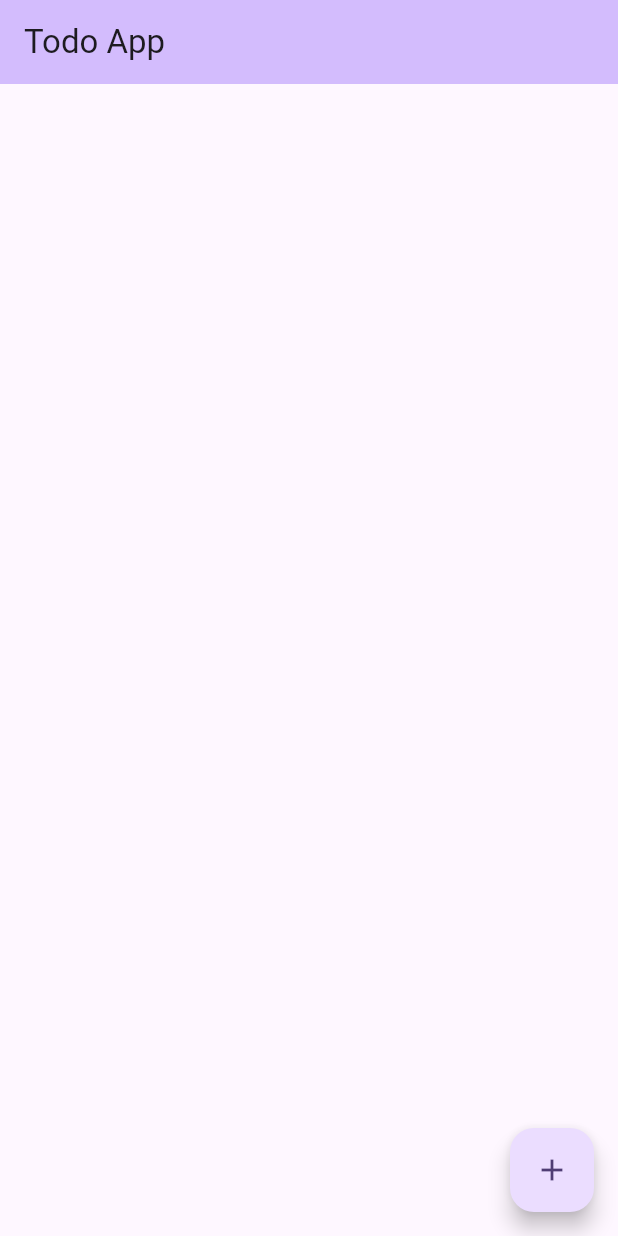
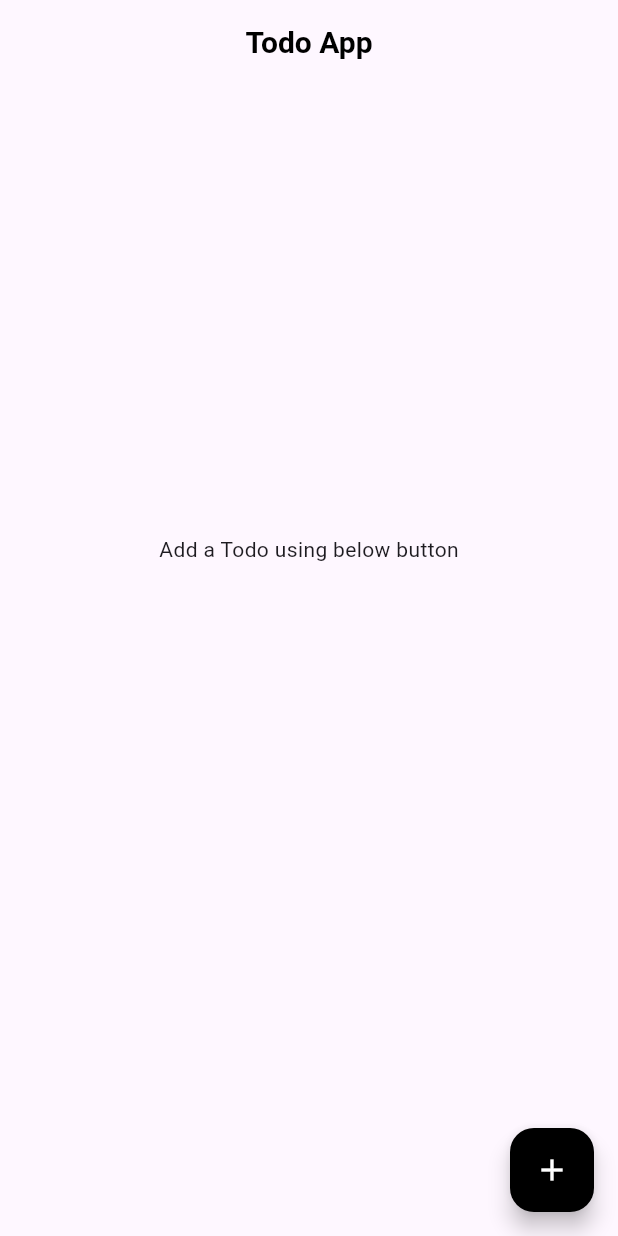
Before and after one commit to harminderkharbanda/todo_app_flutter, a Flutter app: the screen it shows after launch, on a phone screen of 412 x 824 dp. Run offline on Flutter 3.47's test engine with Material 3 defaults, Android fonts, the phone set to English and light mode, and no system bars; our stand-ins replace flutter_riverpod, flutter_slidable.

Commit message:
final changes

```diff
--- a/lib/main.dart
+++ b/lib/main.dart
@@ -14,6 +14,19 @@ class MyApp extends StatelessWidget {
     return MaterialApp(
       title: 'Todo App',
       theme: ThemeData(
+        appBarTheme: AppBarTheme(
+          centerTitle: true,
+          backgroundColor: Colors.transparent,
+          shadowColor: Colors.transparent,
+          iconTheme: IconThemeData(
+            color: Colors.black
+          ),
+          titleTextStyle: TextStyle(
+            color: Colors.black,
+            fontSize: 20,
+            fontWeight: FontWeight.bold
+          )
+        ),
         colorScheme: ColorScheme.fromSeed(seedColor: Colors.deepPurple),
       ),
       home: MyHomePage(),
--- a/lib/pages/add.dart
+++ b/lib/pages/add.dart
@@ -11,7 +11,6 @@ class AddTodo extends ConsumerWidget {
     return Scaffold(
       appBar: AppBar(
         title: const Text('Add Todo'),
-        backgroundColor: Colors.blue,
       ),
       body: Center(
         child: Column(
--- a/lib/pages/home.dart
+++ b/lib/pages/home.dart
@@ -1,29 +1,91 @@
 import 'package:flutter/material.dart';
+import 'package:flutter_riverpod/flutter_riverpod.dart';
+import 'package:flutter_slidable/flutter_slidable.dart';
 import 'package:todo_app_flutter/pages/add.dart';
 
-class MyHomePage extends StatefulWidget {
+import '../models/todo.dart';
+import '../providers/todo_provider.dart';
+import 'completed.dart';
+
+class MyHomePage extends ConsumerWidget {
   const MyHomePage({super.key});
 
   @override
-  State<MyHomePage> createState() => _MyHomePageState();
-}
-
-class _MyHomePageState extends State<MyHomePage> {
-
-  @override
-  Widget build(BuildContext context) {
+  Widget build(BuildContext context, WidgetRef ref) {
+    List<Todo> todos = ref.watch(todoProvider);
+    List<Todo> activeTodos = todos.where((todo) => todo.completed == false).toList();
+    List<Todo> completedTodos = todos.where((todo) => todo.completed == true).toList();
     return Scaffold(
       appBar: AppBar(
-        backgroundColor: Theme.of(context).colorScheme.inversePrimary,
         title: Text("Todo App"),
       ),
-      body: Center(),
+      body: Center(
+        child: ListView.builder(
+          itemCount: activeTodos.length + 1,
+          itemBuilder: (context, index) {
+            if (activeTodos.isEmpty) {
+              return Padding(
+                padding: const EdgeInsets.only(top: 300.0),
+                child: const Center(
+                  child: Text("Add a Todo using below button"),
+                ),
+              );
+            }
+             if (index == activeTodos.length) {
+              if (completedTodos.isEmpty) {
+                return Container();
+              } else {
+                return Center(
+                  child: TextButton(
+                      onPressed: () {
+                        Navigator.of(context).push(MaterialPageRoute(builder: (context) => CompletedTodos()));
+                      },
+                      child: Text("Completed Todos")),
+                );
+              }
+            }
+            return Slidable(
+              startActionPane: ActionPane(
+                motion: const ScrollMotion(),
+                children: [
+                  SlidableAction(
+                    onPressed: (context) => ref.read(todoProvider.notifier).deleteTodo(activeTodos[index].todoId),
+                    icon: Icons.delete,
+                    backgroundColor: Colors.red,
+                      borderRadius: BorderRadius.circular(10)
+                  )
+                ]
+              ),
+              endActionPane: ActionPane(
+                  motion: ScrollMotion(),
+                  children: [
+                    SlidableAction(
+                      onPressed: (context) => ref.read(todoProvider.notifier).completeTodo(activeTodos[index].todoId),
+                      icon: Icons.check,
+                      backgroundColor: Colors.green,
+                      borderRadius: BorderRadius.circular(10),
+                    )
+                  ]
+              ),
+              child: Container(
+                  padding: const EdgeInsets.all(10),
+                  margin: const EdgeInsets.all(10),
+                  decoration: BoxDecoration(
+                    color: Colors.grey[300],
+                    borderRadius: BorderRadius.circular(10)
+                  ),
+                  child: ListTile(title: Text(activeTodos[index].content))
+              )
+            );
+          }),
+      ),
       floatingActionButton: FloatingActionButton(
         onPressed: () {
           Navigator.of(context).push(MaterialPageRoute(builder: (context) => AddTodo()));
         },
         tooltip: 'Increment',
-        child: const Icon(Icons.add),
+        backgroundColor: Colors.black,
+        child: const Icon(Icons.add, color: Colors.white,),
       ),
     );
   }
--- a/pubspec.yaml
+++ b/pubspec.yaml
@@ -35,6 +35,7 @@ dependencies:
   # Use with the CupertinoIcons class for iOS style icons.
   cupertino_icons: ^1.0.8
   flutter_riverpod: ^3.0.3
+  flutter_slidable: ^4.0.3
 
 dev_dependencies:
   flutter_test:
```
Also changed, not shown: lib/pages/completed.dart (+48 -0 lines), pubspec.lock.
